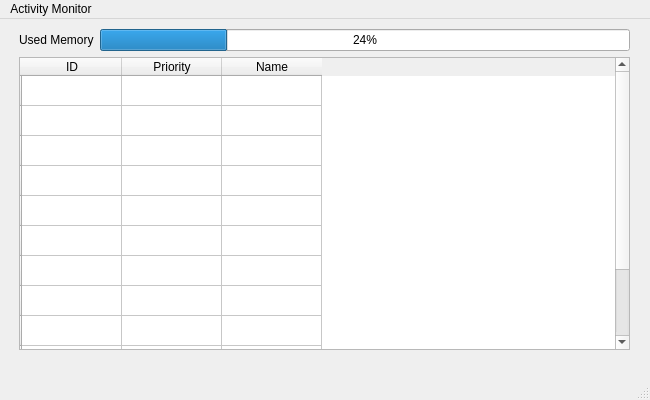
Qt form activitymonitor.ui (hugoycj/Fake_Operating_System) before a commit.
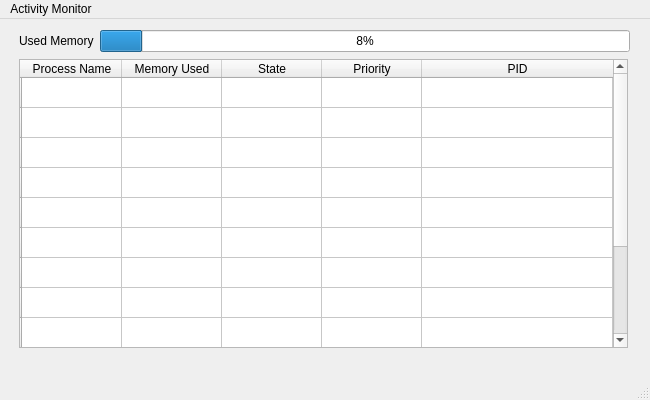
The same form after that commit.

What changed in the file:
```diff
--- a/activitymonitor.ui
+++ b/activitymonitor.ui
@@ -35,6 +35,9 @@
        </item>
        <item>
         <widget class="QProgressBar" name="MemBar">
+         <property name="maximum">
+          <number>300</number>
+         </property>
          <property name="value">
           <number>24</number>
          </property>
@@ -44,6 +47,15 @@
      </item>
      <item>
       <widget class="QTableWidget" name="ACTable">
+       <property name="maximumSize">
+        <size>
+         <width>609</width>
+         <height>289</height>
+        </size>
+       </property>
+       <attribute name="horizontalHeaderStretchLastSection">
+        <bool>true</bool>
+       </attribute>
        <row>
         <property name="text">
          <string/>
@@ -106,7 +118,17 @@
        </row>
        <column>
         <property name="text">
-         <string>ID</string>
+         <string>Process Name</string>
+        </property>
+       </column>
+       <column>
+        <property name="text">
+         <string>Memory Used</string>
+        </property>
+       </column>
+       <column>
+        <property name="text">
+         <string>State</string>
         </property>
        </column>
        <column>
@@ -116,7 +138,7 @@
        </column>
        <column>
         <property name="text">
-         <string>Name</string>
+         <string>PID</string>
         </property>
        </column>
       </widget>
```
